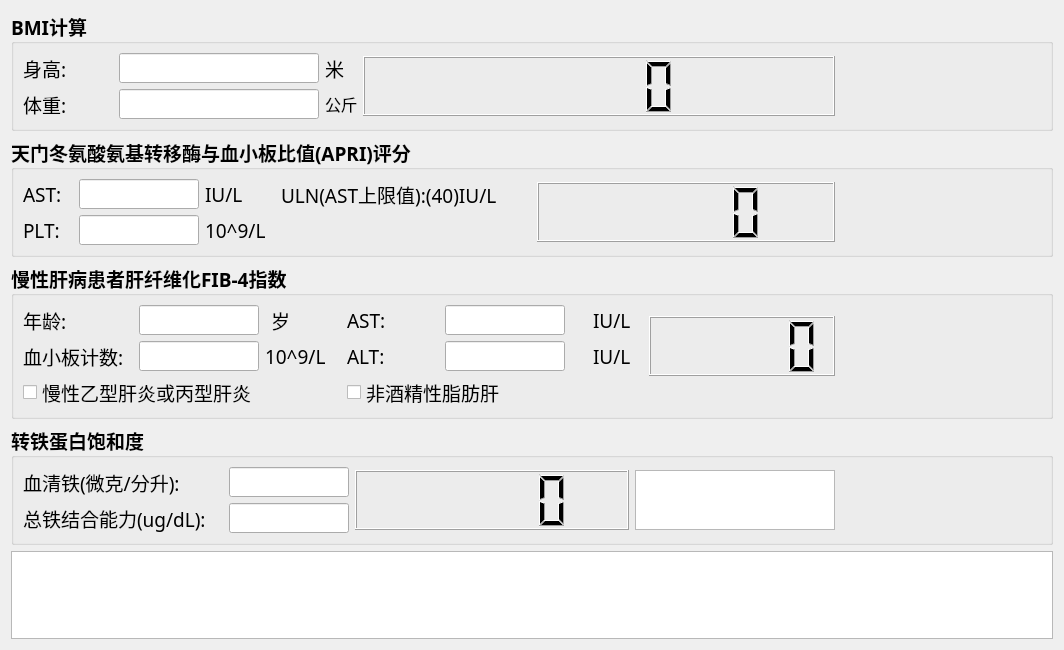
First picture: the form in res/BMI.ui, repository foxliu18/ICEHelper, before the edit.
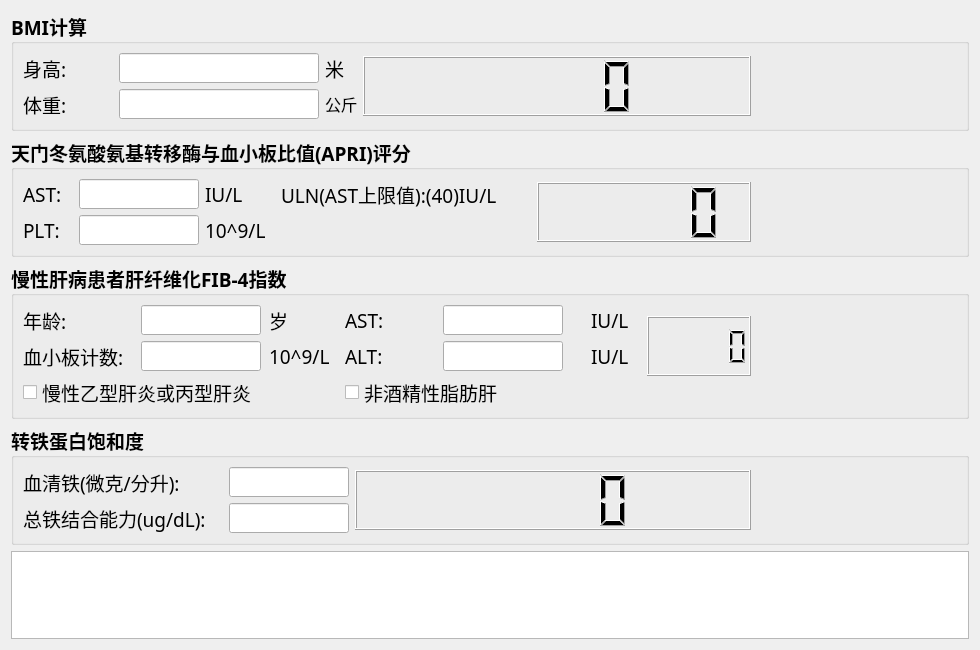
Second picture: the form after the edit.

```diff
--- a/res/BMI.ui
+++ b/res/BMI.ui
@@ -6,7 +6,7 @@
    <rect>
     <x>0</x>
     <y>0</y>
-    <width>1064</width>
+    <width>980</width>
     <height>650</height>
    </rect>
   </property>
@@ -474,187 +474,83 @@
      <property name="title">
       <string>慢性肝病患者肝纤维化FIB-4指数</string>
      </property>
-     <layout class="QGridLayout" name="gridLayout_3">
+     <layout class="QGridLayout" name="gridLayout_5">
       <item row="0" column="0">
-       <layout class="QGridLayout" name="gridLayout_6">
-        <item row="0" column="0" rowspan="3">
-         <layout class="QGridLayout" name="gridLayout_5">
-          <item row="0" column="0">
-           <widget class="QLabel" name="age_label">
-            <property name="minimumSize">
-             <size>
-              <width>110</width>
-              <height>30</height>
-             </size>
-            </property>
-            <property name="maximumSize">
-             <size>
-              <width>110</width>
-              <height>30</height>
-             </size>
-            </property>
-            <property name="font">
-             <font>
-              <family>微软雅黑</family>
-              <pointsize>14</pointsize>
-              <weight>50</weight>
-              <bold>false</bold>
-             </font>
-            </property>
-            <property name="text">
-             <string>年龄:</string>
-            </property>
-           </widget>
-          </item>
-          <item row="0" column="1">
-           <widget class="QLineEdit" name="age_lineEdit">
-            <property name="minimumSize">
-             <size>
-              <width>120</width>
-              <height>30</height>
-             </size>
-            </property>
-            <property name="maximumSize">
-             <size>
-              <width>120</width>
-              <height>30</height>
-             </size>
-            </property>
-            <property name="text">
-             <string/>
-            </property>
-           </widget>
-          </item>
-          <item row="0" column="3">
-           <widget class="QLabel" name="age_unit_label">
-            <property name="minimumSize">
-             <size>
-              <width>70</width>
-              <height>30</height>
-             </size>
-            </property>
-            <property name="maximumSize">
-             <size>
-              <width>70</width>
-              <height>30</height>
-             </size>
-            </property>
-            <property name="font">
-             <font>
-              <family>微软雅黑</family>
-              <pointsize>14</pointsize>
-              <weight>50</weight>
-              <bold>false</bold>
-             </font>
-            </property>
-            <property name="text">
-             <string>岁</string>
-            </property>
-           </widget>
-          </item>
-          <item row="1" column="0">
-           <widget class="QLabel" name="bcc_label">
-            <property name="minimumSize">
-             <size>
-              <width>110</width>
-              <height>30</height>
-             </size>
-            </property>
-            <property name="maximumSize">
-             <size>
-              <width>110</width>
-              <height>30</height>
-             </size>
-            </property>
-            <property name="font">
-             <font>
-              <family>微软雅黑</family>
-              <pointsize>14</pointsize>
-              <weight>50</weight>
-              <bold>false</bold>
-             </font>
-            </property>
-            <property name="text">
-             <string>血小板计数:</string>
-            </property>
-           </widget>
-          </item>
-          <item row="1" column="1">
-           <widget class="QLineEdit" name="bcc_lineEdit">
-            <property name="minimumSize">
-             <size>
-              <width>120</width>
-              <height>30</height>
-             </size>
-            </property>
-            <property name="maximumSize">
-             <size>
-              <width>120</width>
-              <height>30</height>
-             </size>
-            </property>
-            <property name="text">
-             <string/>
-            </property>
-           </widget>
-          </item>
-          <item row="1" column="2" colspan="2">
-           <widget class="QLabel" name="bcc_unit_label">
-            <property name="minimumSize">
-             <size>
-              <width>70</width>
-              <height>30</height>
-             </size>
-            </property>
-            <property name="maximumSize">
-             <size>
-              <width>50</width>
-              <height>30</height>
-             </size>
-            </property>
-            <property name="font">
-             <font>
-              <family>微软雅黑</family>
-              <pointsize>14</pointsize>
-              <weight>50</weight>
-              <bold>false</bold>
-             </font>
-            </property>
-            <property name="text">
-             <string>10^9/L</string>
-            </property>
-           </widget>
-          </item>
-          <item row="2" column="0" colspan="3">
-           <widget class="QCheckBox" name="shbv_checkBox">
-            <property name="minimumSize">
-             <size>
-              <width>240</width>
-              <height>30</height>
-             </size>
-            </property>
-            <property name="maximumSize">
-             <size>
-              <width>240</width>
-              <height>30</height>
-             </size>
-            </property>
-            <property name="font">
-             <font>
-              <family>微软雅黑</family>
-              <pointsize>14</pointsize>
-              <weight>50</weight>
-              <bold>false</bold>
-             </font>
-            </property>
-            <property name="text">
-             <string>慢性乙型肝炎或丙型肝炎</string>
-            </property>
-           </widget>
-          </item>
-         </layout>
+       <layout class="QGridLayout" name="gridLayout_3">
+        <item row="0" column="0">
+         <widget class="QLabel" name="age_label">
+          <property name="minimumSize">
+           <size>
+            <width>110</width>
+            <height>30</height>
+           </size>
+          </property>
+          <property name="maximumSize">
+           <size>
+            <width>110</width>
+            <height>30</height>
+           </size>
+          </property>
+          <property name="font">
+           <font>
+            <family>微软雅黑</family>
+            <pointsize>14</pointsize>
+            <weight>50</weight>
+            <bold>false</bold>
+           </font>
+          </property>
+          <property name="text">
+           <string>年龄:</string>
+          </property>
+         </widget>
         </item>
         <item row="0" column="1">
+         <widget class="QLineEdit" name="age_lineEdit">
+          <property name="minimumSize">
+           <size>
+            <width>120</width>
+            <height>30</height>
+           </size>
+          </property>
+          <property name="maximumSize">
+           <size>
+            <width>120</width>
+            <height>30</height>
+           </size>
+          </property>
+          <property name="text">
+           <string/>
+          </property>
+         </widget>
+        </item>
+        <item row="0" column="2">
+         <widget class="QLabel" name="age_unit_label">
+          <property name="minimumSize">
+           <size>
+            <width>70</width>
+            <height>30</height>
+           </size>
+          </property>
+          <property name="maximumSize">
+           <size>
+            <width>70</width>
+            <height>30</height>
+           </size>
+          </property>
+          <property name="font">
+           <font>
+            <family>微软雅黑</family>
+            <pointsize>14</pointsize>
+            <weight>50</weight>
+            <bold>false</bold>
+           </font>
+          </property>
+          <property name="text">
+           <string>岁</string>
+          </property>
+         </widget>
+        </item>
+        <item row="0" column="3">
          <widget class="QLabel" name="fib_ast_label">
           <property name="minimumSize">
            <size>
@@ -681,7 +577,7 @@
           </property>
          </widget>
         </item>
-        <item row="0" column="2">
+        <item row="0" column="4">
          <widget class="QLineEdit" name="fib_ast_lineEdit">
           <property name="minimumSize">
            <size>
@@ -705,7 +601,7 @@
           </property>
          </widget>
         </item>
-        <item row="0" column="3">
+        <item row="0" column="5">
          <widget class="QLabel" name="fib_ast_unit_label">
           <property name="minimumSize">
            <size>
@@ -732,7 +628,137 @@
           </property>
          </widget>
         </item>
+        <item row="0" column="6" rowspan="3">
+         <layout class="QGridLayout" name="gridLayout_2">
+          <item row="0" column="0">
+           <widget class="QLCDNumber" name="fib4_lcdNumber">
+            <property name="minimumSize">
+             <size>
+              <width>100</width>
+              <height>60</height>
+             </size>
+            </property>
+            <property name="maximumSize">
+             <size>
+              <width>16777215</width>
+              <height>60</height>
+             </size>
+            </property>
+           </widget>
+          </item>
+          <item row="0" column="1">
+           <widget class="QLabel" name="fib_res_label">
+            <property name="minimumSize">
+             <size>
+              <width>200</width>
+              <height>60</height>
+             </size>
+            </property>
+            <property name="maximumSize">
+             <size>
+              <width>200</width>
+              <height>60</height>
+             </size>
+            </property>
+            <property name="font">
+             <font>
+              <pointsize>28</pointsize>
+             </font>
+            </property>
+            <property name="text">
+             <string/>
+            </property>
+           </widget>
+          </item>
+          <item row="1" column="0" colspan="2">
+           <spacer name="horizontalSpacer">
+            <property name="orientation">
+             <enum>Qt::Horizontal</enum>
+            </property>
+            <property name="sizeHint" stdset="0">
+             <size>
+              <width>418</width>
+              <height>20</height>
+             </size>
+            </property>
+           </spacer>
+          </item>
+         </layout>
+        </item>
+        <item row="1" column="0">
+         <widget class="QLabel" name="bcc_label">
+          <property name="minimumSize">
+           <size>
+            <width>110</width>
+            <height>30</height>
+           </size>
+          </property>
+          <property name="maximumSize">
+           <size>
+            <width>110</width>
+            <height>30</height>
+           </size>
+          </property>
+          <property name="font">
+           <font>
+            <family>微软雅黑</family>
+            <pointsize>14</pointsize>
+            <weight>50</weight>
+            <bold>false</bold>
+           </font>
+          </property>
+          <property name="text">
+           <string>血小板计数:</string>
+          </property>
+         </widget>
+        </item>
         <item row="1" column="1">
+         <widget class="QLineEdit" name="bcc_lineEdit">
+          <property name="minimumSize">
+           <size>
+            <width>120</width>
+            <height>30</height>
+           </size>
+          </property>
+          <property name="maximumSize">
+           <size>
+            <width>120</width>
+            <height>30</height>
+           </size>
+          </property>
+          <property name="text">
+           <string/>
+          </property>
+         </widget>
+        </item>
+        <item row="1" column="2">
+         <widget class="QLabel" name="bcc_unit_label">
+          <property name="minimumSize">
+           <size>
+            <width>70</width>
+            <height>30</height>
+           </size>
+          </property>
+          <property name="maximumSize">
+           <size>
+            <width>50</width>
+            <height>30</height>
+           </size>
+          </property>
+          <property name="font">
+           <font>
+            <family>微软雅黑</family>
+            <pointsize>14</pointsize>
+            <weight>50</weight>
+            <bold>false</bold>
+           </font>
+          </property>
+          <property name="text">
+           <string>10^9/L</string>
+          </property>
+         </widget>
+        </item>
+        <item row="1" column="3">
          <widget class="QLabel" name="fib_alt_label">
           <property name="minimumSize">
            <size>
@@ -759,7 +785,7 @@
           </property>
          </widget>
         </item>
-        <item row="1" column="2">
+        <item row="1" column="4">
          <widget class="QLineEdit" name="fib_alt_lineEdit">
           <property name="minimumSize">
            <size>
@@ -786,7 +812,7 @@
           </property>
          </widget>
         </item>
-        <item row="1" column="3">
+        <item row="1" column="5">
          <widget class="QLabel" name="fib_alt_unit_label">
           <property name="minimumSize">
            <size>
@@ -813,7 +839,34 @@
           </property>
          </widget>
         </item>
-        <item row="2" column="1" colspan="2">
+        <item row="2" column="0" colspan="2">
+         <widget class="QCheckBox" name="shbv_checkBox">
+          <property name="minimumSize">
+           <size>
+            <width>240</width>
+            <height>30</height>
+           </size>
+          </property>
+          <property name="maximumSize">
+           <size>
+            <width>240</width>
+            <height>30</height>
+           </size>
+          </property>
+          <property name="font">
+           <font>
+            <family>微软雅黑</family>
+            <pointsize>14</pointsize>
+            <weight>50</weight>
+            <bold>false</bold>
+           </font>
+          </property>
+          <property name="text">
+           <string>慢性乙型肝炎或丙型肝炎</string>
+          </property>
+         </widget>
+        </item>
+        <item row="2" column="3" colspan="2">
          <widget class="QCheckBox" name="fl_checkBox">
           <property name="minimumSize">
            <size>
@@ -842,63 +895,6 @@
         </item>
        </layout>
       </item>
-      <item row="0" column="1">
-       <layout class="QGridLayout" name="gridLayout_2">
-        <item row="0" column="0">
-         <widget class="QLCDNumber" name="fib4_lcdNumber">
-          <property name="minimumSize">
-           <size>
-            <width>100</width>
-            <height>60</height>
-           </size>
-          </property>
-          <property name="maximumSize">
-           <size>
-            <width>16777215</width>
-            <height>60</height>
-           </size>
-          </property>
-         </widget>
-        </item>
-        <item row="0" column="1">
-         <widget class="QLabel" name="fib_res_label">
-          <property name="minimumSize">
-           <size>
-            <width>200</width>
-            <height>60</height>
-           </size>
-          </property>
-          <property name="maximumSize">
-           <size>
-            <width>200</width>
-            <height>60</height>
-           </size>
-          </property>
-          <property name="font">
-           <font>
-            <pointsize>28</pointsize>
-           </font>
-          </property>
-          <property name="text">
-           <string/>
-          </property>
-         </widget>
-        </item>
-        <item row="1" column="0" colspan="2">
-         <spacer name="horizontalSpacer">
-          <property name="orientation">
-           <enum>Qt::Horizontal</enum>
-          </property>
-          <property name="sizeHint" stdset="0">
-           <size>
-            <width>418</width>
-            <height>20</height>
-           </size>
-          </property>
-         </spacer>
-        </item>
-       </layout>
-      </item>
      </layout>
     </widget>
    </item>
@@ -916,52 +912,6 @@
       <string>转铁蛋白饱和度</string>
      </property>
      <layout class="QGridLayout" name="gridLayout_4">
-      <item row="0" column="0">
-       <widget class="QLabel" name="si_label">
-        <property name="minimumSize">
-         <size>
-          <width>200</width>
-          <height>30</height>
-         </size>
-        </property>
-        <property name="maximumSize">
-         <size>
-          <width>110</width>
-          <height>30</height>
-         </size>
-        </property>
-        <property name="font">
-         <font>
-          <family>微软雅黑</family>
-          <pointsize>14</pointsize>
-          <weight>50</weight>
-          <bold>false</bold>
-         </font>
-        </property>
-        <property name="text">
-         <string>血清铁(微克/分升):</string>
-        </property>
-       </widget>
-      </item>
-      <item row="0" column="1">
-       <widget class="QLineEdit" name="si_lineEdit">
-        <property name="minimumSize">
-         <size>
-          <width>120</width>
-          <height>30</height>
-         </size>
-        </property>
-        <property name="maximumSize">
-         <size>
-          <width>120</width>
-          <height>30</height>
-         </size>
-        </property>
-        <property name="text">
-         <string/>
-        </property>
-       </widget>
-      </item>
       <item row="0" column="2" rowspan="2">
        <widget class="QLCDNumber" name="ts_lcdNumber">
         <property name="minimumSize">
@@ -978,46 +928,6 @@
         </property>
        </widget>
       </item>
-      <item row="0" column="3" rowspan="2">
-       <widget class="QPlainTextEdit" name="ts_plainTextEdit">
-        <property name="minimumSize">
-         <size>
-          <width>200</width>
-          <height>60</height>
-         </size>
-        </property>
-        <property name="maximumSize">
-         <size>
-          <width>200</width>
-          <height>60</height>
-         </size>
-        </property>
-       </widget>
-      </item>
-      <item row="0" column="4" rowspan="2">
-       <widget class="QLabel" name="ts_res_label">
-        <property name="minimumSize">
-         <size>
-          <width>200</width>
-          <height>60</height>
-         </size>
-        </property>
-        <property name="maximumSize">
-         <size>
-          <width>200</width>
-          <height>60</height>
-         </size>
-        </property>
-        <property name="font">
-         <font>
-          <pointsize>28</pointsize>
-         </font>
-        </property>
-        <property name="text">
-         <string/>
-        </property>
-       </widget>
-      </item>
       <item row="1" column="0">
        <widget class="QLabel" name="fec_label">
         <property name="minimumSize">
@@ -1045,6 +955,49 @@
         </property>
        </widget>
       </item>
+      <item row="0" column="3" rowspan="2">
+       <widget class="QLabel" name="ts_res_label">
+        <property name="minimumSize">
+         <size>
+          <width>200</width>
+          <height>60</height>
+         </size>
+        </property>
+        <property name="maximumSize">
+         <size>
+          <width>200</width>
+          <height>60</height>
+         </size>
+        </property>
+        <property name="font">
+         <font>
+          <pointsize>28</pointsize>
+         </font>
+        </property>
+        <property name="text">
+         <string/>
+        </property>
+       </widget>
+      </item>
+      <item row="0" column="1">
+       <widget class="QLineEdit" name="si_lineEdit">
+        <property name="minimumSize">
+         <size>
+          <width>120</width>
+          <height>30</height>
+         </size>
+        </property>
+        <property name="maximumSize">
+         <size>
+          <width>120</width>
+          <height>30</height>
+         </size>
+        </property>
+        <property name="text">
+         <string/>
+        </property>
+       </widget>
+      </item>
       <item row="1" column="1">
        <widget class="QLineEdit" name="fec_lineEdit">
         <property name="minimumSize">
@@ -1064,6 +1017,33 @@
         </property>
        </widget>
       </item>
+      <item row="0" column="0">
+       <widget class="QLabel" name="si_label">
+        <property name="minimumSize">
+         <size>
+          <width>200</width>
+          <height>30</height>
+         </size>
+        </property>
+        <property name="maximumSize">
+         <size>
+          <width>110</width>
+          <height>30</height>
+         </size>
+        </property>
+        <property name="font">
+         <font>
+          <family>微软雅黑</family>
+          <pointsize>14</pointsize>
+          <weight>50</weight>
+          <bold>false</bold>
+         </font>
+        </property>
+        <property name="text">
+         <string>血清铁(微克/分升):</string>
+        </property>
+       </widget>
+      </item>
      </layout>
     </widget>
    </item>
```
